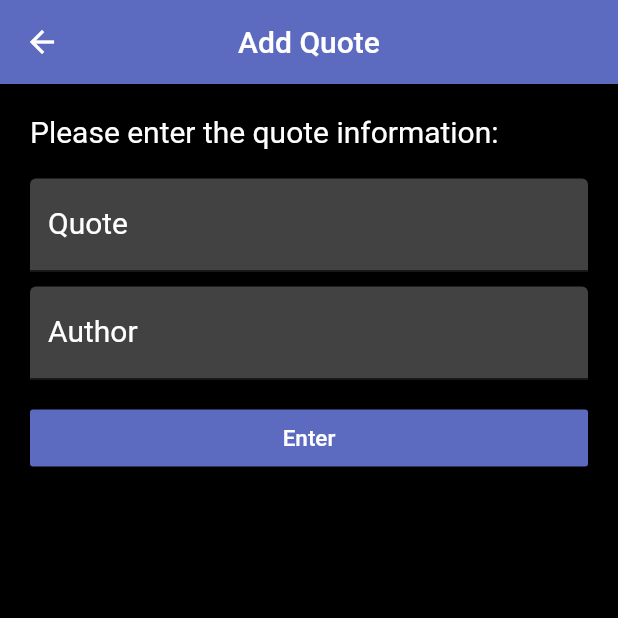
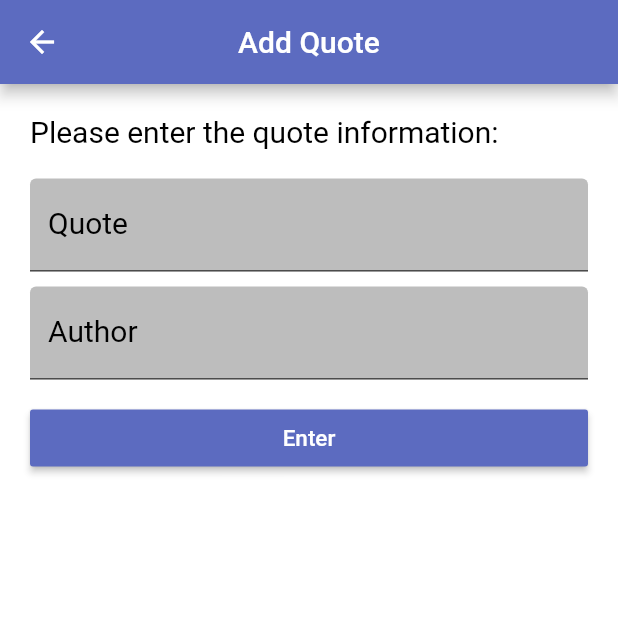
Before and after one commit to christopherlam888/quote-bank, a Flutter app: the screen it shows after launch, after a tap on the "delete" icon, after a tap on the "add" icon, on a phone screen of 412 x 824 dp, the top half of it. Run offline on Flutter 3.47's test engine with Material 2 defaults, Android fonts, the phone set to English and light mode, and no system bars; our stand-ins replace shared_preferences; statements that could not run were skipped.

Commit message:
Add light and dark themes

```diff
--- a/lib/main.dart
+++ b/lib/main.dart
@@ -5,6 +5,24 @@ import 'package:quote_bank/pages/about.dart';
 
 void main() {
   runApp(MaterialApp(
+      theme: ThemeData(
+        brightness: Brightness.light,
+        colorScheme: ColorScheme.light(
+          primary: Colors.black,
+          secondary: Colors.grey[400],
+          background: Colors.white,
+          surface: Colors.indigo[200],
+        ),
+      ),
+      darkTheme: ThemeData(
+        brightness: Brightness.dark,
+        colorScheme: ColorScheme.dark(
+          primary: Colors.white,
+          secondary: Colors.grey[900],
+          background: Colors.black,
+          surface: Colors.indigo[800],
+        ),
+      ),
       debugShowCheckedModeBanner: false,
       initialRoute: '/home',
       routes: {
--- a/lib/pages/add_quote.dart
+++ b/lib/pages/add_quote.dart
@@ -22,7 +22,7 @@ class _AddQuoteState extends State<AddQuote> {
         centerTitle: true,
       ),
       body: Container(
-        color: Colors.black,
+        color: Theme.of(context).colorScheme.background,
         child: Padding(
           padding: const EdgeInsets.all(20.0),
           child: ListView(
@@ -31,7 +31,7 @@ class _AddQuoteState extends State<AddQuote> {
                 "Please enter the quote information:",
                 style: TextStyle(
                   fontSize: 20.0,
-                  color: Colors.white,
+                  color: Theme.of(context).colorScheme.primary,
                 ),
               ),
               SizedBox(height: 20.0),
@@ -43,12 +43,12 @@ class _AddQuoteState extends State<AddQuote> {
                 decoration: InputDecoration(
                   hintText: "Enter a quote",
                   hintStyle: TextStyle(
-                    color: Colors.white,
+                    color: Theme.of(context).colorScheme.primary,
                   ),
                   labelText:"Quote",
                   labelStyle: TextStyle(
                     fontSize: 20.0,
-                    color: Colors.white,
+                    color: Theme.of(context).colorScheme.primary,
                   ),
                   focusedBorder: OutlineInputBorder(
                     borderSide: BorderSide(
@@ -56,11 +56,11 @@ class _AddQuoteState extends State<AddQuote> {
                       width: 3,
                     ),
                   ),
-                  fillColor: Colors.grey[800],
+                  fillColor: Theme.of(context).colorScheme.secondary,
                   filled: true,
                 ),
                 style: TextStyle(
-                  color: Colors.white,
+                  color: Theme.of(context).colorScheme.primary,
                 ),
               ),
               SizedBox(height: 10.0),
@@ -72,12 +72,12 @@ class _AddQuoteState extends State<AddQuote> {
                 decoration: InputDecoration(
                   hintText: "Enter the quote author",
                   hintStyle: TextStyle(
-                    color: Colors.white,
+                    color: Theme.of(context).colorScheme.primary,
                   ),
                   labelText:"Author",
                   labelStyle: TextStyle(
                     fontSize: 20.0,
-                    color: Colors.white,
+                    color: Theme.of(context).colorScheme.primary,
                   ),
                   focusedBorder: OutlineInputBorder(
                     borderSide: BorderSide(
@@ -85,11 +85,11 @@ class _AddQuoteState extends State<AddQuote> {
                       width: 3,
                     ),
                   ),
-                  fillColor: Colors.grey[800],
+                  fillColor: Theme.of(context).colorScheme.secondary,
                   filled: true,
                 ),
                 style: TextStyle(
-                  color: Colors.white,
+                  color: Theme.of(context).colorScheme.primary,
                 ),
               ),
               SizedBox(height: 15.0),
--- a/lib/pages/home.dart
+++ b/lib/pages/home.dart
@@ -45,7 +45,7 @@ class _HomeState extends State<Home> {
       context: context,
       builder: (context) {
         return AlertDialog(
-          backgroundColor: Colors.black,
+          backgroundColor: Theme.of(context).colorScheme.background,
           content: SingleChildScrollView(
             child: Container(
               child: Column(
@@ -69,7 +69,7 @@ class _HomeState extends State<Home> {
                       labelText:"Quote",
                       labelStyle: TextStyle(
                         fontSize: 20.0,
-                        color: Colors.white,
+                        color: Theme.of(context).colorScheme.primary,
                       ),
                       focusedBorder: OutlineInputBorder(
                         borderSide: BorderSide(
@@ -77,11 +77,11 @@ class _HomeState extends State<Home> {
                           width: 3,
                         ),
                       ),
-                      fillColor: Colors.grey[800],
+                      fillColor: Theme.of(context).colorScheme.secondary,
                       filled: true,
                     ),
                     style: TextStyle(
-                      color: Colors.white,
+                      color: Theme.of(context).colorScheme.primary,
                     ),
                   ),
                   SizedBox(height: 10.0),
@@ -100,7 +100,7 @@ class _HomeState extends State<Home> {
                       labelText:"Author",
                       labelStyle: TextStyle(
                         fontSize: 20.0,
-                        color: Colors.white,
+                        color: Theme.of(context).colorScheme.primary,
                       ),
                       focusedBorder: OutlineInputBorder(
                         borderSide: BorderSide(
@@ -108,11 +108,11 @@ class _HomeState extends State<Home> {
                           width: 3,
                         ),
                       ),
-                      fillColor: Colors.grey[800],
+                      fillColor: Theme.of(context).colorScheme.secondary,
                       filled: true,
                     ),
                     style: TextStyle(
-                      color: Colors.white,
+                      color: Theme.of(context).colorScheme.primary,
                     ),
                   ),
                 ],
@@ -126,16 +126,20 @@ class _HomeState extends State<Home> {
   @override
   Widget build(BuildContext context) {
     return Scaffold(
-      backgroundColor: Colors.white,
       appBar: AppBar(
-        backgroundColor: Colors.indigo[800],
-        title: Text("My Quote Bank"),
+        backgroundColor: Theme.of(context).colorScheme.surface,
+        title: Text(
+            "My Quote Bank",
+            style: TextStyle(
+              color: Theme.of(context).colorScheme.primary,
+          ),
+        ),
         centerTitle: true,
         leading: IconButton(
             onPressed: () {
               Navigator.pushNamed(context, '/about');
             },
-            icon: Icon(Icons.info)
+            icon: Icon(Icons.info, color: Theme.of(context).colorScheme.primary)
         ),
         actions: [
           IconButton(
@@ -147,19 +151,19 @@ class _HomeState extends State<Home> {
                   saveData();
                 });
               },
-              icon: Icon(Icons.add)
+              icon: Icon(Icons.add, color: Theme.of(context).colorScheme.primary)
           ),
         ],
       ),
       body: Container(
-        color: Colors.black,
+        color: Theme.of(context).colorScheme.background,
         child: Padding(
           padding: const EdgeInsets.fromLTRB(10.0, 10.0, 10.0, 0),
           child: ListView.builder(
             itemCount: quotes.length,
             itemBuilder: (context, index){
               return Card(
-                color: Colors.grey[900],
+                color: Theme.of(context).colorScheme.secondary,
                 child: Padding(
                   padding: const EdgeInsets.fromLTRB(10.0, 15.0, 10.0, 10.0),
                   child: Column(
@@ -171,7 +175,7 @@ class _HomeState extends State<Home> {
                               quotes[index].text,
                               style: TextStyle(
                                 fontSize: 18.0,
-                                color: Colors.white,
+                                color: Theme.of(context).colorScheme.primary,
                               ),
                             ),
                           ),
@@ -185,7 +189,7 @@ class _HomeState extends State<Home> {
                               " - ${quotes[index].author}",
                               style: TextStyle(
                                 fontSize: 15.0,
-                                color: Colors.white,
+                                color: Theme.of(context).colorScheme.primary,
                               ),
                             ),
                           ),
@@ -195,13 +199,13 @@ class _HomeState extends State<Home> {
                                 onPressed: () {
                                   edit(index);
                                 },
-                                icon: Icon(Icons.edit, color: Colors.white),
+                                icon: Icon(Icons.edit, color: Theme.of(context).colorScheme.primary),
                               ),
                               IconButton(
                                 onPressed: () {
                                   Clipboard.setData(ClipboardData(text: quotes[index].text));
                                 },
-                                icon: Icon(Icons.content_copy, color: Colors.white),
+                                icon: Icon(Icons.content_copy, color: Theme.of(context).colorScheme.primary),
                               ),
                               IconButton(
                                 onPressed: () {
@@ -210,7 +214,7 @@ class _HomeState extends State<Home> {
                                     saveData();
                                   });
                                 },
-                                icon: Icon(Icons.delete, color: Colors.white),
+                                icon: Icon(Icons.delete, color: Theme.of(context).colorScheme.primary),
                               ),
                             ],
                           ),
```
Also changed, not shown: lib/pages/about.dart (+7 -7 lines), 1 other file.
